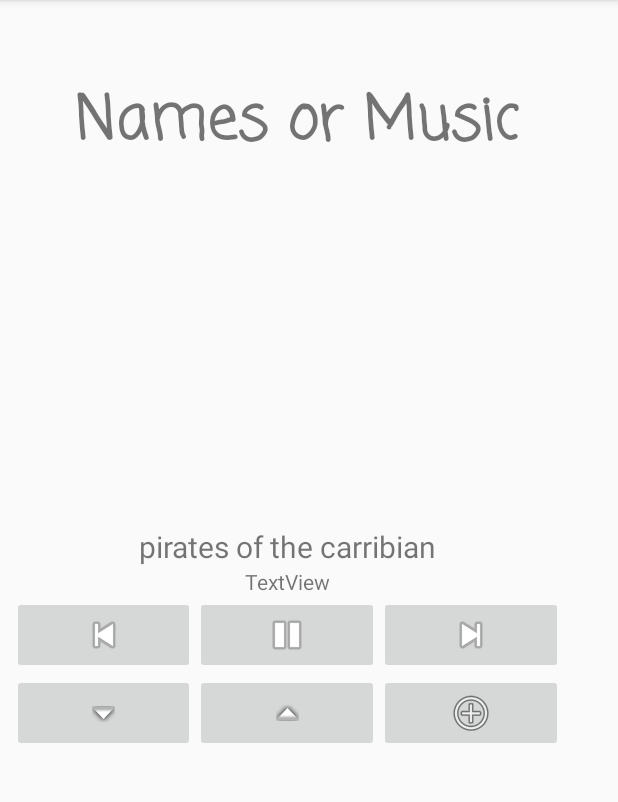
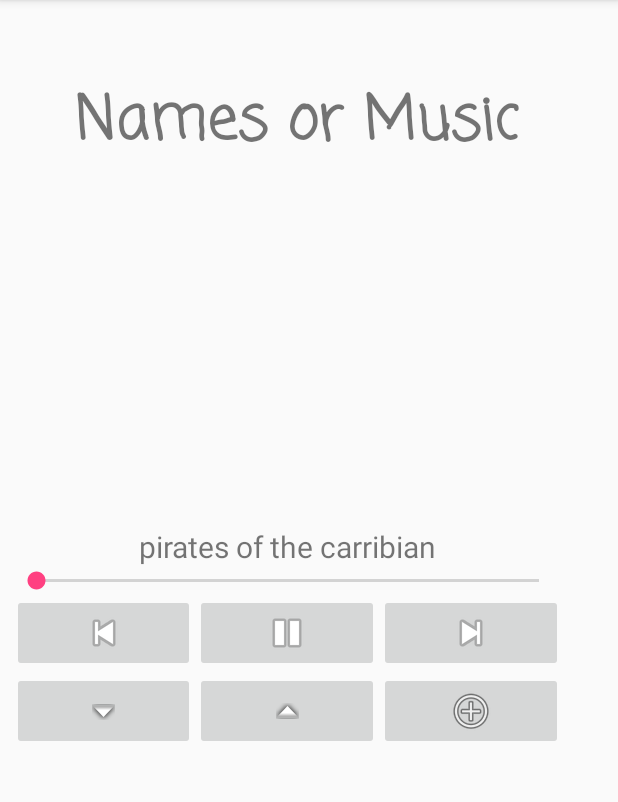
Before and after one commit to yuliamilich/MPlayer, an Android app: the screen it shows after launch (MusicList), after a tap on an icon or button, on a phone screen of 412 x 824 dp, the part 84-886 px from its top. Run offline under Robolectric (Android 15) with nearby library versions, the phone set to English and light mode, and no system bars; 2 statements that could not run were skipped.

Commit message:
seekbar is working but only is clicked.

```diff
--- a/app/src/main/java/com/yulia/milich/mplayer/MusicList.java
+++ b/app/src/main/java/com/yulia/milich/mplayer/MusicList.java
@@ -6,7 +6,9 @@ import android.content.Context;
 import android.content.Intent;
 import android.content.ServiceConnection;
 import android.database.Cursor;
+import android.media.MediaPlayer;
 import android.net.Uri;
+import android.os.Handler;
 import android.os.IBinder;
 import android.provider.MediaStore;
 import android.support.v7.app.AppCompatActivity;
@@ -19,6 +21,7 @@ import android.widget.AdapterView;
 import android.widget.ArrayAdapter;
 import android.widget.ImageButton;
 import android.widget.ListView;
+import android.widget.SeekBar;
 import android.widget.TextView;
 
 import java.util.ArrayList;
@@ -35,6 +38,9 @@ public class MusicList extends AppCompatActivity {
     private ArrayAdapter adapter;
     private TextView currentSong;
     private ImageButton pause;
+    private SeekBar mseekBar;
+    private Handler handler;
+    private Runnable runnable;
     public static final int mPrem = 1; //for premition request
 
     public static MusicService musicService; // music player
@@ -47,7 +53,12 @@ public class MusicList extends AppCompatActivity {
         super.onCreate(savedInstanceState);
         setContentView(R.layout.activity_music_list);
 
+        handler = new Handler();
+
+
+
         musicService = new MusicService();
+//        musicService.onCreate();
 
         musicBound = false;
 
@@ -76,6 +87,7 @@ public class MusicList extends AppCompatActivity {
                     pause.setImageResource(android.R.drawable.ic_media_play);
                 }
                 MusicList.isPlaying = !MusicList.isPlaying;
+                playCycle();
             }
         });
 
@@ -100,7 +112,50 @@ public class MusicList extends AppCompatActivity {
         //getDirSongs();
         listSongs();
 
+        mseekBar = (SeekBar) findViewById(R.id.seekBar);
 
+//        if (musicService)
+
+        mseekBar.setOnSeekBarChangeListener(new SeekBar.OnSeekBarChangeListener() {
+            @Override
+            public void onProgressChanged(SeekBar seekBar, int progress, boolean fromUser) {
+                //do something when the seekbar is changed
+
+                if (fromUser){
+                    musicService.seekTo(progress);
+                    mseekBar.setMax(musicService.getDuration());
+                    playCycle();
+                }
+            }
+
+            @Override
+            public void onStartTrackingTouch(SeekBar seekBar) {
+
+            }
+
+            @Override
+            public void onStopTrackingTouch(SeekBar seekBar) {
+
+            }
+    });
+
+    }
+
+    public void playCycle(){
+        mseekBar.setProgress(musicService.getCurrentPosition());
+//        mseekBar.setProgress(playIntent.getExtras().getInt("position", 0));
+
+//        mseekBar.setProgress(30);
+
+        if(MusicList.isPlaying){
+            runnable = new Runnable() {
+                @Override
+                public void run() {
+                    playCycle();
+                }
+            };
+            handler.postDelayed(runnable, 1000);
+        }
     }
 
 
@@ -210,6 +265,7 @@ public class MusicList extends AppCompatActivity {
                 MusicList.musicService.setSong(i);
                 MusicList.musicService.playSong(songList);
                 currentSong.setText(songsNames.get(i));
+                mseekBar.setProgress(0);
             }
         });
     }
--- a/app/src/main/java/com/yulia/milich/mplayer/MusicService.java
+++ b/app/src/main/java/com/yulia/milich/mplayer/MusicService.java
@@ -26,7 +26,7 @@ public class MusicService  extends Service implements
     private static MediaPlayer player; //media player
     private ArrayList<Song> valuesList; //songs List
     private int songPosn;  //current position
-    private int positionPausedInSong; // position in the pused song
+    private int positionPausedInSong; // position in the paused song
     private final IBinder musicBind = new MusicBinder();
     private boolean isStopped; //state of the player
     private Intent playIntent;
@@ -58,11 +58,23 @@ public class MusicService  extends Service implements
 
     }
 
+//    public boolean isPrepered(){
+//        return player.
+//    }
+
     public void pauseMusic() {
         player.pause();
         //stopService(new Intent(this));
         isStopped = true;
         positionPausedInSong = player.getCurrentPosition();
+    }
+
+    public int getCurrentPosition(){
+        return player.getCurrentPosition();
+    }
+
+    public int getDuration(){
+        return player.getDuration();
     }
 
     public void getSongs() {
@@ -92,6 +104,10 @@ public class MusicService  extends Service implements
 
     public void setSongPosn(int pos) {
         this.songPosn = pos;
+    }
+
+    public void seekTo(int position){
+        player.seekTo(position);
     }
 
     @Override
@@ -195,4 +211,5 @@ public class MusicService  extends Service implements
         // TODO Auto-generated method stub
         return false;
     }
+
 }
--- a/app/src/main/res/layout/activity_music_list.xml
+++ b/app/src/main/res/layout/activity_music_list.xml
@@ -71,13 +71,12 @@
             android:layout_width="match_parent"
             android:layout_height="match_parent" >
 
-            <TextView
-                android:id="@+id/textView2"
-                android:layout_width="wrap_content"
-                android:layout_height="wrap_content"
-                android:layout_weight="4"
-                android:gravity="center_vertical|center"
-                android:text="TextView" />
+            <SeekBar
+                android:id="@+id/seekBar"
+                android:layout_width="350dp"
+                android:layout_height="match_parent"
+                android:layout_weight="1" />
+
         </TableRow>
 
         <TableRow
```
